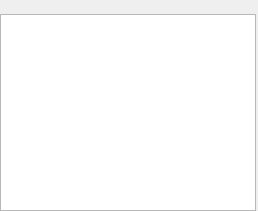
First picture: the form in vpn/ui/ui/ComboBoxPopup.ui, repository demlabs-cellframe/dap-ui-sdk, before the edit.
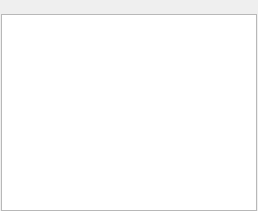
Second picture: the form after the edit. Custom widgets are drawn as their Qt base class.

```diff
--- a/vpn/ui/ui/ComboBoxPopup.ui
+++ b/vpn/ui/ui/ComboBoxPopup.ui
@@ -45,7 +45,7 @@
      </property>
     </widget>
    </item>
-   <item>
+   <item alignment="Qt::AlignHCenter">
     <widget class="ComboBoxListView" name="lvwList">
      <property name="sizePolicy">
       <sizepolicy hsizetype="Fixed" vsizetype="Expanding">
```
